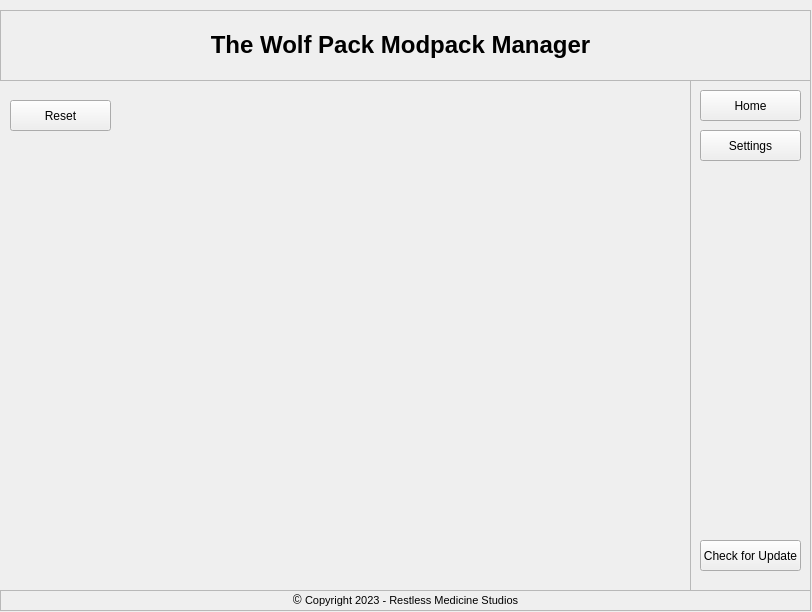
The window that src/mainwindow.ui (m-riley04/LethalCompanyModpackInstaller) describes before a commit, drawn with Qt 5.
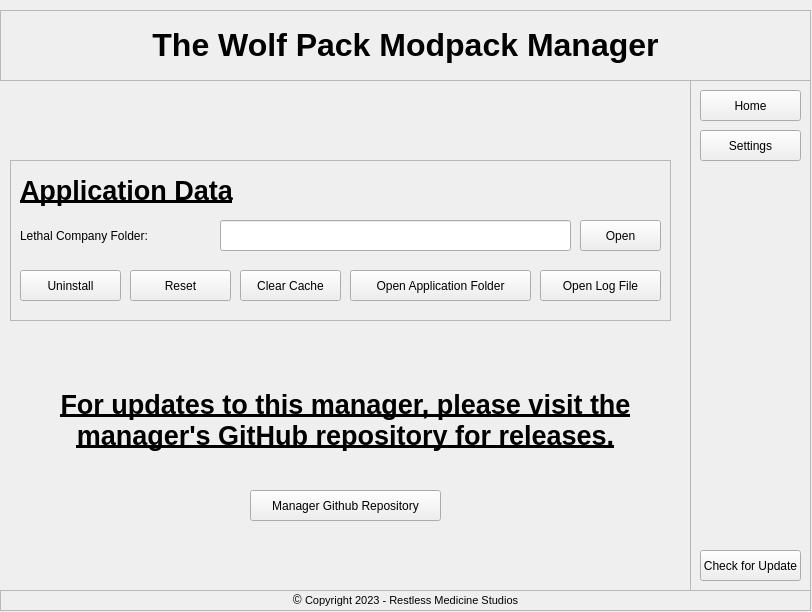
The same window after the commit. The open tabs and pages were chosen to show the change.

Commit message: finish settings page and functionalities

The edit to the form file:
```diff
--- a/src/mainwindow.ui
+++ b/src/mainwindow.ui
@@ -876,14 +876,19 @@
       <widget class="QLabel" name="label">
        <property name="geometry">
         <rect>
-         <x>140</x>
+         <x>80</x>
          <y>0</y>
-         <width>521</width>
+         <width>651</width>
          <height>71</height>
         </rect>
        </property>
+       <property name="font">
+        <font>
+         <pointsize>24</pointsize>
+        </font>
+       </property>
        <property name="text">
-        <string>&lt;html&gt;&lt;head/&gt;&lt;body&gt;&lt;p align=&quot;center&quot;&gt;&lt;span style=&quot; font-size:18pt; font-weight:700;&quot;&gt;The Wolf Pack Modpack Manager&lt;/span&gt;&lt;/p&gt;&lt;/body&gt;&lt;/html&gt;</string>
+        <string>&lt;html&gt;&lt;head/&gt;&lt;body&gt;&lt;p align=&quot;center&quot;&gt;&lt;span style=&quot; font-weight:700;&quot;&gt;The Wolf Pack Modpack Manager&lt;/span&gt;&lt;/p&gt;&lt;/body&gt;&lt;/html&gt;</string>
        </property>
       </widget>
      </widget>
@@ -1049,19 +1054,189 @@
        </widget>
       </widget>
       <widget class="QWidget" name="page_settings">
-       <widget class="QPushButton" name="btn_reset">
+       <widget class="QPushButton" name="btn_managerGithub">
         <property name="geometry">
          <rect>
-          <x>10</x>
-          <y>10</y>
-          <width>101</width>
+          <x>250</x>
+          <y>400</y>
+          <width>191</width>
           <height>31</height>
          </rect>
         </property>
         <property name="text">
-         <string>Reset</string>
+         <string>Manager Github Repository</string>
         </property>
        </widget>
+       <widget class="QFrame" name="frame">
+        <property name="geometry">
+         <rect>
+          <x>10</x>
+          <y>70</y>
+          <width>661</width>
+          <height>161</height>
+         </rect>
+        </property>
+        <property name="frameShape">
+         <enum>QFrame::StyledPanel</enum>
+        </property>
+        <property name="frameShadow">
+         <enum>QFrame::Raised</enum>
+        </property>
+        <widget class="QPushButton" name="btn_open">
+         <property name="geometry">
+          <rect>
+           <x>570</x>
+           <y>60</y>
+           <width>81</width>
+           <height>31</height>
+          </rect>
+         </property>
+         <property name="cursor">
+          <cursorShape>PointingHandCursor</cursorShape>
+         </property>
+         <property name="text">
+          <string>Open</string>
+         </property>
+        </widget>
+        <widget class="QLabel" name="label_8">
+         <property name="geometry">
+          <rect>
+           <x>10</x>
+           <y>60</y>
+           <width>201</width>
+           <height>31</height>
+          </rect>
+         </property>
+         <property name="text">
+          <string>Lethal Company Folder:</string>
+         </property>
+        </widget>
+        <widget class="QLabel" name="label_versionHeading_5">
+         <property name="geometry">
+          <rect>
+           <x>10</x>
+           <y>10</y>
+           <width>281</width>
+           <height>41</height>
+          </rect>
+         </property>
+         <property name="font">
+          <font>
+           <bold>true</bold>
+           <underline>true</underline>
+          </font>
+         </property>
+         <property name="text">
+          <string>&lt;html&gt;&lt;head/&gt;&lt;body&gt;&lt;p&gt;&lt;span style=&quot; font-size:20pt;&quot;&gt;Application Data&lt;/span&gt;&lt;/p&gt;&lt;/body&gt;&lt;/html&gt;</string>
+         </property>
+        </widget>
+        <widget class="QPushButton" name="btn_reset">
+         <property name="geometry">
+          <rect>
+           <x>120</x>
+           <y>110</y>
+           <width>101</width>
+           <height>31</height>
+          </rect>
+         </property>
+         <property name="text">
+          <string>Reset</string>
+         </property>
+        </widget>
+        <widget class="QPushButton" name="btn_uninstall">
+         <property name="geometry">
+          <rect>
+           <x>10</x>
+           <y>110</y>
+           <width>101</width>
+           <height>31</height>
+          </rect>
+         </property>
+         <property name="text">
+          <string>Uninstall</string>
+         </property>
+        </widget>
+        <widget class="QPushButton" name="btn_clearCache">
+         <property name="geometry">
+          <rect>
+           <x>230</x>
+           <y>110</y>
+           <width>101</width>
+           <height>31</height>
+          </rect>
+         </property>
+         <property name="text">
+          <string>Clear Cache</string>
+         </property>
+        </widget>
+        <widget class="QLineEdit" name="line_lethalCompanyLocationSettings">
+         <property name="geometry">
+          <rect>
+           <x>210</x>
+           <y>60</y>
+           <width>351</width>
+           <height>31</height>
+          </rect>
+         </property>
+         <property name="readOnly">
+          <bool>true</bool>
+         </property>
+        </widget>
+        <widget class="QPushButton" name="btn_openAppLocation">
+         <property name="geometry">
+          <rect>
+           <x>340</x>
+           <y>110</y>
+           <width>181</width>
+           <height>31</height>
+          </rect>
+         </property>
+         <property name="text">
+          <string>Open Application Folder</string>
+         </property>
+        </widget>
+        <widget class="QPushButton" name="btn_logSettings">
+         <property name="geometry">
+          <rect>
+           <x>530</x>
+           <y>110</y>
+           <width>121</width>
+           <height>31</height>
+          </rect>
+         </property>
+         <property name="text">
+          <string>Open Log File</string>
+         </property>
+        </widget>
+       </widget>
+       <widget class="QLabel" name="label_versionHeading_6">
+        <property name="geometry">
+         <rect>
+          <x>50</x>
+          <y>270</y>
+          <width>591</width>
+          <height>121</height>
+         </rect>
+        </property>
+        <property name="font">
+         <font>
+          <bold>true</bold>
+          <underline>true</underline>
+         </font>
+        </property>
+        <property name="text">
+         <string>&lt;html&gt;&lt;head/&gt;&lt;body&gt;&lt;p&gt;&lt;span style=&quot; font-size:20pt;&quot;&gt;For updates to this manager, please visit the manager's GitHub repository for releases.&lt;/span&gt;&lt;/p&gt;&lt;/body&gt;&lt;/html&gt;</string>
+        </property>
+        <property name="alignment">
+         <set>Qt::AlignCenter</set>
+        </property>
+        <property name="wordWrap">
+         <bool>true</bool>
+        </property>
+       </widget>
+       <zorder>frame</zorder>
+       <zorder>btn_managerGithub</zorder>
+       <zorder>label_versionHeading_6</zorder>
       </widget>
      </widget>
      <widget class="QFrame" name="frame_navigation">
@@ -1109,7 +1284,7 @@
        <property name="geometry">
         <rect>
          <x>10</x>
-         <y>460</y>
+         <y>470</y>
          <width>101</width>
          <height>31</height>
         </rect>
```
Left out of the diff: 112 changed lines with no effect on the pictures. The commit also changes 2 other files.
